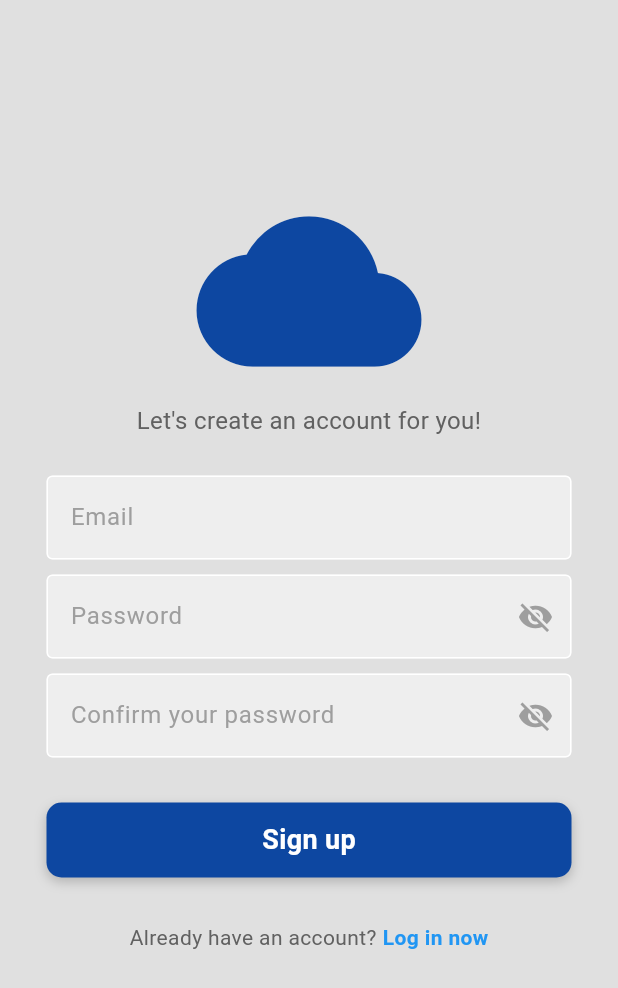
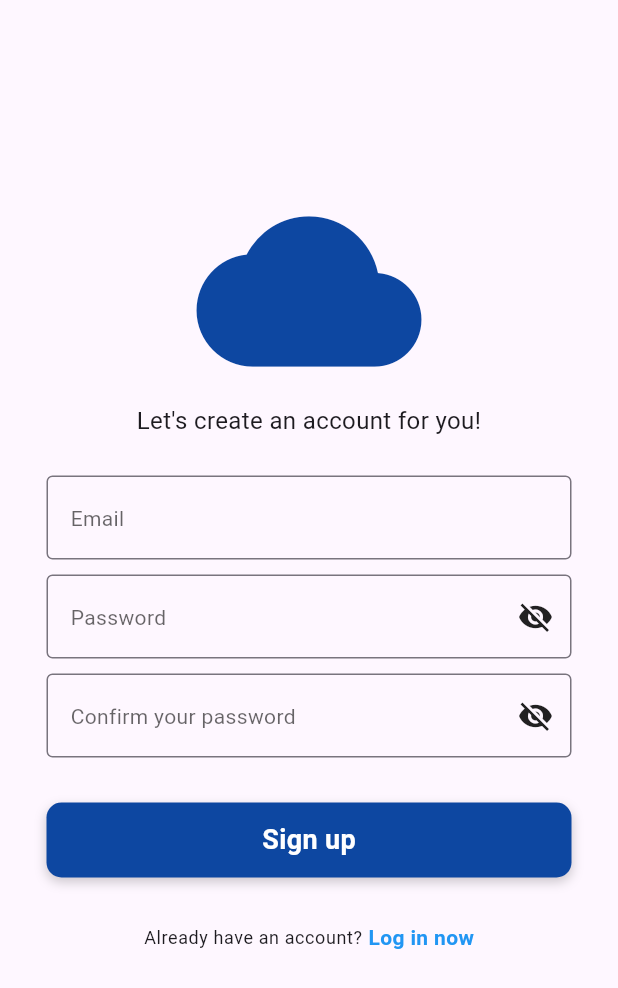
Before and after one commit to omar-elyamani/weather_app, a Flutter app: the screen it shows after launch, after a tap on "Register now", on a phone screen of 412 x 824 dp. Shown: the top 988 px of the screen. Run offline on Flutter 3.47's test engine with Material 3 defaults, Android fonts, the phone set to English and light mode, and no system bars; our stand-ins replace firebase_auth, firebase_core, fluttertoast, geocoding, geolocator, lottie; accounts and stored records are empty.

Commit message:
dark and light theme is done

```diff
--- a/lib/components/my_textfield.dart
+++ b/lib/components/my_textfield.dart
@@ -22,16 +22,23 @@ class MyTextField extends StatelessWidget {
         controller: controller,
         obscureText: obscureText,
         decoration: InputDecoration(
-          enabledBorder: const OutlineInputBorder(
-            borderSide: BorderSide(color: Colors.white),
+          enabledBorder: OutlineInputBorder(
+            borderSide: BorderSide(
+              color: Theme.of(context).dividerColor, // Dynamic border color
+            ),
           ),
-          focusedBorder: const OutlineInputBorder(
-            borderSide: BorderSide(color: Colors.grey),
+          focusedBorder: OutlineInputBorder(
+            borderSide: BorderSide(
+              color: Theme.of(context).primaryColor, // Use primary color for focus
+            ),
           ),
-          fillColor: Colors.grey.shade200,
+          fillColor: Theme.of(context).inputDecorationTheme.fillColor ??
+              Theme.of(context).colorScheme.surface, // Dynamic fill color
           filled: true,
           hintText: hintText,
-          hintStyle: TextStyle(color: Colors.grey[500]),
+          hintStyle: Theme.of(context).textTheme.bodyMedium?.copyWith(
+                color: Theme.of(context).hintColor, // Dynamic hint color
+              ),
           suffixIcon: suffixIcon, // Add suffix icon if provided
         ),
       ),
--- a/lib/pages/login_page.dart
+++ b/lib/pages/login_page.dart
@@ -56,9 +56,7 @@ class _LoginPageState extends State<LoginPage> {
 
       // Redirect to weather page
       Navigator.pushReplacementNamed(context, '/weather');
-    }
-
-    catch (e) {
+    } catch (e) {
       // Show error message
       const MyMessage(
         message: "Invalid credentials, please try again.",
@@ -67,7 +65,9 @@ class _LoginPageState extends State<LoginPage> {
       ).show();
     }
 
-    setState(() { _isLoading = false; });
+    setState(() {
+      _isLoading = false;
+    });
   }
 
   @override
@@ -75,7 +75,7 @@ class _LoginPageState extends State<LoginPage> {
     return MyLoader(
       isLoading: _isLoading, // Display loader when _isLoading is true
       child: Scaffold(
-        backgroundColor: Colors.grey[300],
+        backgroundColor: Theme.of(context).colorScheme.background,
         body: SafeArea(
           child: Center(
             child: SingleChildScrollView(
@@ -95,19 +95,16 @@ class _LoginPageState extends State<LoginPage> {
                         color: Colors.blue[900],
                       ),
 
-                      // catchphrase!
+                      // Catchphrase!
                       Text(
                         'Welcome back to your weather app!',
-                        style: TextStyle(
-                          color: Colors.grey[700],
-                          fontSize: 16,
-                        ),
+                        style: Theme.of(context).textTheme.bodyMedium?.copyWith(fontSize: 16),
                         textAlign: TextAlign.center,
                       ),
 
                       const SizedBox(height: 25),
 
-                      // email textfield
+                      // Email textfield
                       MyTextField(
                         controller: emailController,
                         hintText: 'Email',
@@ -116,7 +113,7 @@ class _LoginPageState extends State<LoginPage> {
 
                       const SizedBox(height: 10),
 
-                      // password textfield
+                      // Password textfield
                       MyTextField(
                         controller: passwordController,
                         hintText: 'Password',
@@ -124,7 +121,7 @@ class _LoginPageState extends State<LoginPage> {
                         suffixIcon: IconButton(
                           icon: Icon(
                             _isPasswordVisible ? Icons.visibility : Icons.visibility_off,
-                            color: Colors.grey[500],
+                            color: Theme.of(context).iconTheme.color,
                           ),
                           onPressed: () {
                             setState(() {
@@ -136,7 +133,7 @@ class _LoginPageState extends State<LoginPage> {
 
                       const SizedBox(height: 10),
 
-                      // forgot password?
+                      // Forgot password?
                       Padding(
                         padding: const EdgeInsets.symmetric(horizontal: 25.0),
                         child: Row(
@@ -144,7 +141,7 @@ class _LoginPageState extends State<LoginPage> {
                           children: [
                             Text(
                               'Forgot Password?',
-                              style: TextStyle(color: Colors.grey[600]),
+                              style: Theme.of(context).textTheme.bodySmall,
                             ),
                           ],
                         ),
@@ -152,7 +149,7 @@ class _LoginPageState extends State<LoginPage> {
 
                       const SizedBox(height: 15),
 
-                      // sign in button
+                      // Sign in button
                       MyButton(
                         width: 350,
                         text: "Log in",
@@ -161,7 +158,7 @@ class _LoginPageState extends State<LoginPage> {
 
                       const SizedBox(height: 25),
 
-                      // or continue with
+                      // Or continue with
                       Padding(
                         padding: const EdgeInsets.symmetric(horizontal: 25.0),
                         child: Row(
@@ -169,20 +166,20 @@ class _LoginPageState extends State<LoginPage> {
                             Expanded(
                               child: Divider(
                                 thickness: 0.5,
-                                color: Colors.grey[400],
+                                color: Theme.of(context).dividerColor,
                               ),
                             ),
                             Padding(
                               padding: const EdgeInsets.symmetric(horizontal: 10.0),
                               child: Text(
                                 'Or continue with',
-                                style: TextStyle(color: Colors.grey[700]),
+                                style: Theme.of(context).textTheme.bodySmall,
                               ),
                             ),
                             Expanded(
                               child: Divider(
                                 thickness: 0.5,
-                                color: Colors.grey[400],
+                                color: Theme.of(context).dividerColor,
                               ),
                             ),
                           ],
@@ -191,24 +188,24 @@ class _LoginPageState extends State<LoginPage> {
 
                       const SizedBox(height: 30),
 
-                      // google sign-in button
+                      // Google sign-in button
                       const Row(
                         mainAxisAlignment: MainAxisAlignment.center,
                         children: [
-                          // google button
+                          // Google button
                           SquareTile(imagePath: 'assets/google.webp'),
                         ],
                       ),
 
                       const SizedBox(height: 20),
 
-                      // not a member? register now
+                      // Not a member? Register now
                       Row(
                         mainAxisAlignment: MainAxisAlignment.center,
                         children: [
                           Text(
                             'Not a member?',
-                            style: TextStyle(color: Colors.grey[700]),
+                            style: Theme.of(context).textTheme.bodySmall,
                           ),
                           const SizedBox(width: 4),
                           GestureDetector(
--- a/lib/pages/signup_page.dart
+++ b/lib/pages/signup_page.dart
@@ -22,14 +22,16 @@ class _SignupPageState extends State<SignupPage> {
   // Loading state
   bool _isLoading = false;
 
-  // Password visibility toggle
+  // Password visibility toggles
   bool _isPasswordVisible = false;
   bool _isConfirmPasswordVisible = false;
 
-  // Implementing the function to sign a user up
+  // Function to sign the user up
   void signUserUp() async {
     // Check if all fields are filled
-    if (emailController.text.trim().isEmpty || passwordController.text.trim().isEmpty ||confirmPasswordController.text.trim().isEmpty) {
+    if (emailController.text.trim().isEmpty ||
+        passwordController.text.trim().isEmpty ||
+        confirmPasswordController.text.trim().isEmpty) {
       const MyMessage(
         message: "Please fill in all the fields.",
         backgroundColor: Colors.orange,
@@ -68,9 +70,7 @@ class _SignupPageState extends State<SignupPage> {
 
       // Redirect to login page
       Navigator.pushReplacementNamed(context, '/login');
-    }
-
-    on FirebaseAuthException catch (e) {
+    } on FirebaseAuthException catch (e) {
       // Handle Firebase-specific errors
       String errorMessage;
       switch (e.code) {
@@ -97,17 +97,17 @@ class _SignupPageState extends State<SignupPage> {
     confirmPasswordController.clear();
     passwordController.clear();
     emailController.clear();
-    setState(() { _isLoading = false; });
+    setState(() {
+      _isLoading = false;
+    });
   }
-
-
 
   @override
   Widget build(BuildContext context) {
     return MyLoader(
       isLoading: _isLoading, // Display loader when _isLoading is true
       child: Scaffold(
-        backgroundColor: Colors.grey[300],
+        backgroundColor: Theme.of(context).colorScheme.background, // Dynamic background color
         body: SafeArea(
           child: Center(
             child: SingleChildScrollView(
@@ -127,19 +127,16 @@ class _SignupPageState extends State<SignupPage> {
                         color: Colors.blue[900],
                       ),
 
-                      // catchphrase!
+                      // Catchphrase
                       Text(
                         'Let\'s create an account for you!',
-                        style: TextStyle(
-                          color: Colors.grey[700],
-                          fontSize: 16,
-                        ),
+                        style: Theme.of(context).textTheme.bodyMedium?.copyWith(fontSize: 16),
                         textAlign: TextAlign.center,
                       ),
 
                       const SizedBox(height: 25),
 
-					            // email textfield
+                      // Email textfield
                       MyTextField(
                         controller: emailController,
                         hintText: 'Email',
@@ -148,7 +145,7 @@ class _SignupPageState extends State<SignupPage> {
 
                       const SizedBox(height: 10),
 
-                      // password textfield
+                      // Password textfield
                       MyTextField(
                         controller: passwordController,
                         hintText: 'Password',
@@ -156,7 +153,7 @@ class _SignupPageState extends State<SignupPage> {
                         suffixIcon: IconButton(
                           icon: Icon(
                             _isPasswordVisible ? Icons.visibility : Icons.visibility_off,
-                            color: Colors.grey[500],
+                            color: Theme.of(context).iconTheme.color, // Dynamic icon color
                           ),
                           onPressed: () {
                             setState(() {
@@ -168,15 +165,17 @@ class _SignupPageState extends State<SignupPage> {
 
                       const SizedBox(height: 10),
 
-                      // confirmation password textfield
+                      // Confirm password textfield
                       MyTextField(
                         controller: confirmPasswordController,
                         hintText: 'Confirm your password',
                         obscureText: !_isConfirmPasswordVisible,
                         suffixIcon: IconButton(
                           icon: Icon(
-                            _isConfirmPasswordVisible ? Icons.visibility : Icons.visibility_off,
-                            color: Colors.grey[500],
+                            _isConfirmPasswordVisible
+                                ? Icons.visibility
+                                : Icons.visibility_off,
+                            color: Theme.of(context).iconTheme.color, // Dynamic icon color
                           ),
                           onPressed: () {
                             setState(() {
@@ -188,7 +187,7 @@ class _SignupPageState extends State<SignupPage> {
 
                       const SizedBox(height: 30),
 
-                      // sign up button
+                      // Sign up button
                       MyButton(
                         width: 350,
                         text: "Sign up",
@@ -197,12 +196,13 @@ class _SignupPageState extends State<SignupPage> {
 
                       const SizedBox(height: 30),
 
+                      // Redirect to login
                       Row(
                         mainAxisAlignment: MainAxisAlignment.center,
                         children: [
                           Text(
                             'Already have an account?',
-                            style: TextStyle(color: Colors.grey[700]),
+                            style: Theme.of(context).textTheme.bodySmall,
                           ),
                           const SizedBox(width: 4),
                           GestureDetector(
```
